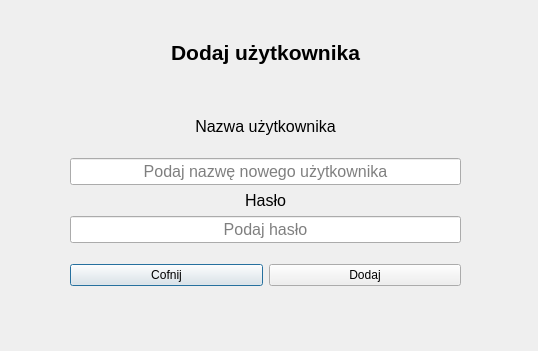
Qt form adduser.ui (Kielx/PJC_Projekt) before a commit.
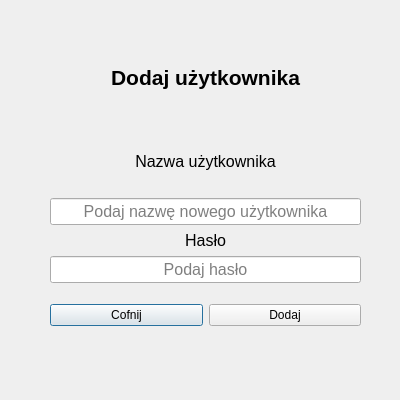
The same form after that commit.

What changed in the file:
```diff
--- a/adduser.ui
+++ b/adduser.ui
@@ -6,8 +6,8 @@
    <rect>
     <x>0</x>
     <y>0</y>
-    <width>538</width>
-    <height>351</height>
+    <width>400</width>
+    <height>400</height>
    </rect>
   </property>
   <property name="baseSize">
@@ -22,10 +22,10 @@
   <widget class="QWidget" name="">
    <property name="geometry">
     <rect>
-     <x>70</x>
-     <y>10</y>
-     <width>391</width>
-     <height>291</height>
+     <x>50</x>
+     <y>30</y>
+     <width>311</width>
+     <height>311</height>
     </rect>
    </property>
    <layout class="QVBoxLayout" name="verticalLayout_3">
@@ -53,7 +53,7 @@
         <property name="sizePolicy">
          <sizepolicy hsizetype="Preferred" vsizetype="Preferred">
           <horstretch>0</horstretch>
-          <verstretch>7</verstretch>
+          <verstretch>0</verstretch>
          </sizepolicy>
         </property>
         <property name="font">
```
